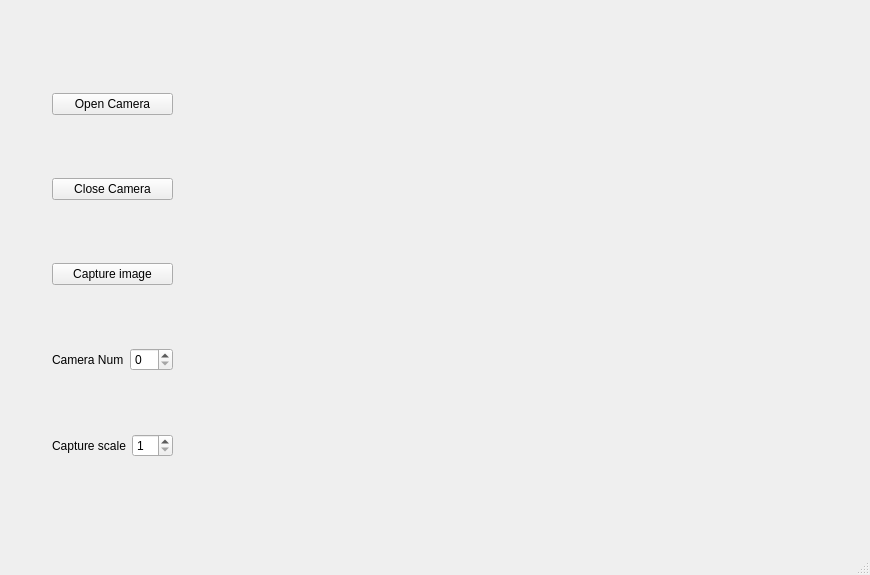
Above: core/mainwindow.ui from kmolLin/pyqt_opencv before the change. Below: the same form after it.
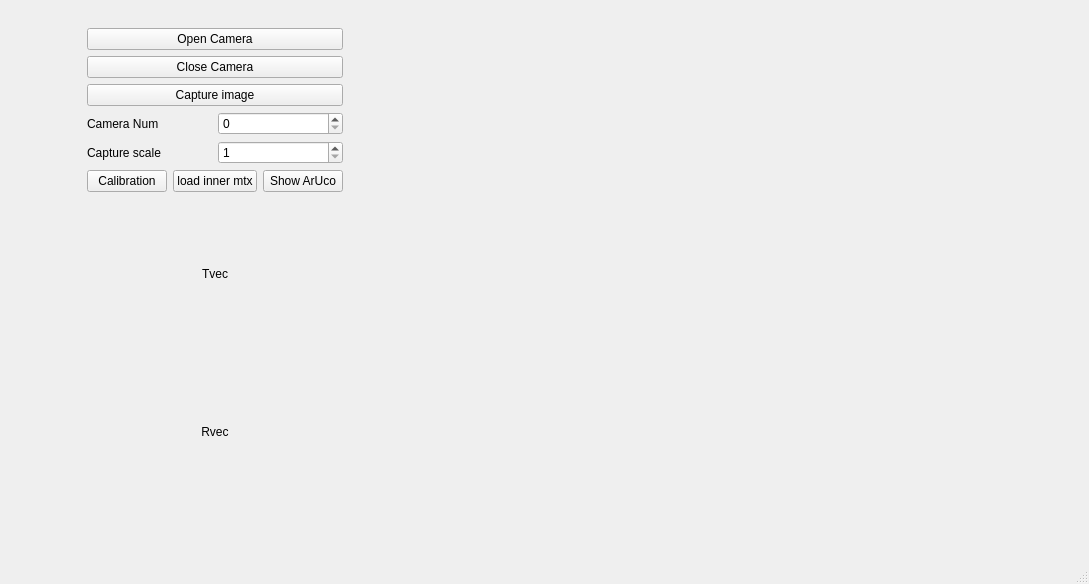
That is the form after the change.

Commit message: add cheking load matrix error

```diff
--- a/core/mainwindow.ui
+++ b/core/mainwindow.ui
@@ -6,16 +6,23 @@
    <rect>
     <x>0</x>
     <y>0</y>
-    <width>870</width>
-    <height>575</height>
+    <width>1089</width>
+    <height>584</height>
    </rect>
   </property>
   <property name="windowTitle">
    <string>MainWindow</string>
   </property>
   <widget class="QWidget" name="centralwidget">
-   <layout class="QHBoxLayout" name="horizontalLayout_7">
-    <item>
+   <widget class="QWidget" name="horizontalLayoutWidget_4">
+    <property name="geometry">
+     <rect>
+      <x>12</x>
+      <y>12</y>
+      <width>1051</width>
+      <height>512</height>
+     </rect>
+    </property>
      <layout class="QHBoxLayout" name="horizontalLayout_6">
       <item>
        <spacer name="horizontalSpacer_2">
@@ -104,6 +111,55 @@
                 </item>
                </layout>
               </item>
+             <item>
+              <layout class="QVBoxLayout" name="verticalLayout_3">
+               <item>
+                <layout class="QHBoxLayout" name="horizontalLayout_7">
+                 <item>
+                  <widget class="QPushButton" name="calibration_btn">
+                   <property name="text">
+                    <string>Calibration</string>
+                   </property>
+                  </widget>
+                 </item>
+                 <item>
+                  <widget class="QPushButton" name="load_calibmtx_btn">
+                   <property name="text">
+                    <string>load inner mtx</string>
+                   </property>
+                  </widget>
+                 </item>
+                 <item>
+                  <widget class="QPushButton" name="aruco_class_btn">
+                   <property name="text">
+                    <string>Show ArUco</string>
+                   </property>
+                  </widget>
+                 </item>
+                </layout>
+               </item>
+               <item>
+                <widget class="QLabel" name="tvec_label">
+                 <property name="text">
+                  <string>Tvec</string>
+                 </property>
+                 <property name="alignment">
+                  <set>Qt::AlignCenter</set>
+                 </property>
+                </widget>
+               </item>
+               <item>
+                <widget class="QLabel" name="rvec_label">
+                 <property name="text">
+                  <string>Rvec</string>
+                 </property>
+                 <property name="alignment">
+                  <set>Qt::AlignCenter</set>
+                 </property>
+                </widget>
+               </item>
+              </layout>
+             </item>
              </layout>
             </item>
            </layout>
@@ -172,8 +228,7 @@
        </spacer>
       </item>
      </layout>
-    </item>
-   </layout>
+   </widget>
   </widget>
   <widget class="QMenuBar" name="menubar">
    <property name="geometry">
```
Left out of the diff: 2 changed lines with no effect on the pictures. Lines whose indentation alone changed are shown as unchanged. The commit also changes 4 other files.
